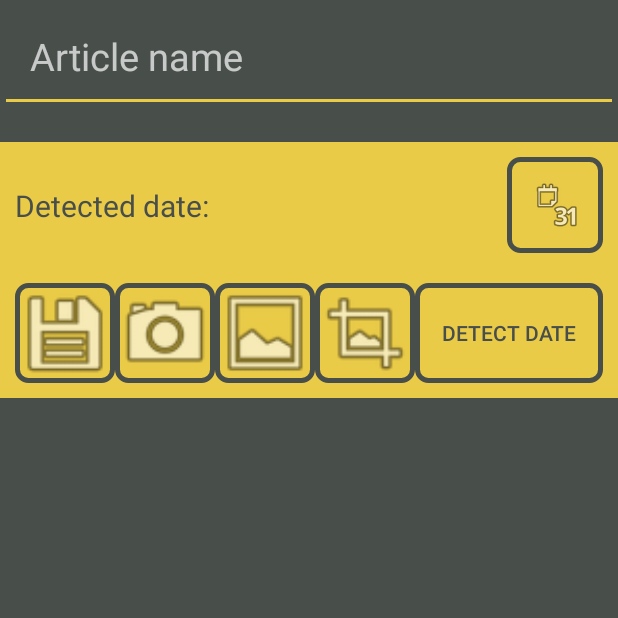
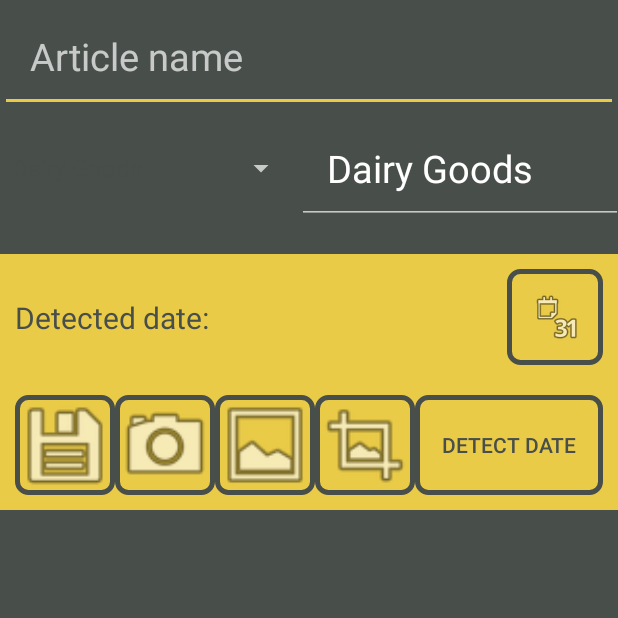
Before and after one commit to NikolaOgnjenovic/XPDate, an Android app: the AddArticle screen opened directly, with no data from a screen before it, on a phone screen of 412 x 824 dp, the top half of it. Run offline under Robolectric (Android 15) with nearby library versions, the phone set to English and light mode, and no system bars; libraries missing offline, so code that uses them is left out: com.google.android.gms, com.joestelmach.natty, com.theartofdev.edmodo; plain views replace CropImageView; 1 statement that could not run was skipped.

Commit message:
Working application without UI changes and without sorting articles by categories in the category list activity

```diff
--- a/app/src/main/java/com/mrmi/groceryhelper/AddArticle.java
+++ b/app/src/main/java/com/mrmi/groceryhelper/AddArticle.java
@@ -10,6 +10,7 @@ import android.Manifest;
 import android.annotation.SuppressLint;
 import android.app.DatePickerDialog;
 import android.content.Intent;
+import android.content.SharedPreferences;
 import android.content.pm.PackageManager;
 import android.graphics.Bitmap;
 import android.net.Uri;
@@ -17,21 +18,30 @@ import android.os.Bundle;
 import android.os.Environment;
 import android.provider.MediaStore;
 import android.util.SparseArray;
+import android.view.View;
+import android.widget.AdapterView;
+import android.widget.ArrayAdapter;
 import android.widget.Button;
 import android.widget.EditText;
 import android.widget.ImageButton;
+import android.widget.Spinner;
 import android.widget.TextView;
 import android.widget.Toast;
 
 import com.google.android.gms.vision.Frame;
 import com.google.android.gms.vision.text.TextBlock;
 import com.google.android.gms.vision.text.TextRecognizer;
+import com.google.gson.Gson;
+import com.google.gson.reflect.TypeToken;
 import com.joestelmach.natty.Parser;
 import com.theartofdev.edmodo.cropper.CropImageView;
 
 import java.io.File;
 import java.io.IOException;
+import java.lang.reflect.Type;
 import java.text.SimpleDateFormat;
+import java.util.ArrayList;
+import java.util.Arrays;
 import java.util.Calendar;
 import java.util.Date;
 import java.util.List;
@@ -44,7 +54,7 @@ public class AddArticle extends AppCompatActivity {
     private static final int IMAGE_PICK_GALLERY_CODE = 1000;
     private static final int IMAGE_PICK_CAMERA_CODE = 1001;
 
-    private String[] cameraPermission, storagePermission; //Required permissions
+    private String[] cameraPermission, storagePermission;
 
     private CropImageView cropImageView;
     private TextView detectedDateTextView;
@@ -57,28 +67,88 @@ public class AddArticle extends AppCompatActivity {
 
     private Uri finalUri;
 
+    private EditText articleName, articleCategory;
+    private Button detectButton;
+    private ImageButton cameraButton, galleryButton, pickDateButton, cropButton, saveArticleButton;
+
+    private Spinner articleCategorySpinner;
+
+    private ArrayList<String> userCategoryList; //List of categories which the user has manually made
+
+    private SharedPreferences sharedPreferences;
+
     @Override
     protected void onCreate(Bundle savedInstanceState) {
         super.onCreate(savedInstanceState);
         setContentView(R.layout.activity_add_article);
 
-        //Reference the required buttons, text views, edit texts and permissions
-        ImageButton cameraButton = findViewById(R.id.cameraButton), galleryButton = findViewById(R.id.galleryButton), pickDateButton = findViewById(R.id.pickDateButton), cropButton = findViewById(R.id.cropButton), saveArticleButton = findViewById(R.id.saveButton);
-        Button detectButton = findViewById(R.id.detectButton);
+        Settings.loadLocale(this);
 
+        initialiseViews();
+        initialiseObjects();
+        initialiseListeners();
+    }
+
+    //Launch main activity on back pressed
+    @Override
+    public void onBackPressed() {
+        startActivity(new Intent(this, MainActivity.class));
+    }
+
+    private void initialiseViews() {
+        detectButton = findViewById(R.id.detectButton);
         detectedDateTextView = findViewById(R.id.detectedDateTextView);
         cropImageView = findViewById(R.id.cropImageView);
+        cameraButton = findViewById(R.id.cameraButton);
+        galleryButton = findViewById(R.id.galleryButton);
+        pickDateButton = findViewById(R.id.pickDateButton);
+        cropButton = findViewById(R.id.cropButton);
+        saveArticleButton = findViewById(R.id.saveButton);
+        articleName = findViewById(R.id.articleNameEditText);
+        articleCategory = findViewById(R.id.articleCategoryEditText);
+        articleCategorySpinner = findViewById(R.id.articleCategorySpinner);
+    }
 
+    private void initialiseObjects() {
         cameraPermission = new String[]{Manifest.permission.CAMERA};
         storagePermission = new String[]{Manifest.permission.READ_EXTERNAL_STORAGE, Manifest.permission.WRITE_EXTERNAL_STORAGE};
-
-        final EditText articleName = findViewById(R.id.articleNameEditText);
-
         articleListClass = new ArticleList(this);
 
         //Get the date pattern
         datePattern = articleListClass.getDatePattern();
 
+        sharedPreferences = this.getSharedPreferences("Shared preferences", MODE_PRIVATE);
+
+        List<String> allCategories = Arrays.asList(this.getResources().getStringArray(R.array.default_categories));
+        loadCategoryList();
+        allCategories.addAll(userCategoryList);
+
+        ArrayAdapter<String> adapter = new ArrayAdapter<>(this, android.R.layout.simple_spinner_item, allCategories);
+        adapter.setDropDownViewResource(android.R.layout.simple_spinner_dropdown_item);
+        articleCategorySpinner.setAdapter(adapter);
+        articleCategorySpinner.setOnItemSelectedListener(new AdapterView.OnItemSelectedListener() {
+            @Override
+            public void onItemSelected(AdapterView<?> parentView, View selectedItemView, int position, long id) {
+                articleCategory.setText(parentView.getItemAtPosition(position).toString());
+            }
+
+            @Override
+            public void onNothingSelected(AdapterView<?> parentView) { }
+        });
+    }
+
+    private void loadCategoryList() {
+        Gson gson = new Gson();
+        String json = sharedPreferences.getString("Categories", null);
+        Type type = new TypeToken<ArrayList<String>>() {}.getType();
+        userCategoryList = gson.fromJson(json, type);
+
+        if (userCategoryList == null) {
+            userCategoryList = new ArrayList<>();
+        }
+    }
+
+    private void initialiseListeners() {
         //Capture the image using the camera
         cameraButton.setOnClickListener(v -> {
             if (!hasCameraPermission()) {
@@ -113,26 +183,22 @@ public class AddArticle extends AppCompatActivity {
         //Add an article to the articles ArrayList
         saveArticleButton.setOnClickListener(v -> {
             if (detectedDateTextView.getText().toString().equals("Detected date: ")) {
-                Toast.makeText(AddArticle.this, "Please input the article's expiration date", Toast.LENGTH_LONG).show();
+                Toast.makeText(this, "Please input the article's expiration date", Toast.LENGTH_LONG).show();
             } else if (articleName.getText().toString().equals("")) {
-                Toast.makeText(AddArticle.this, "Please input the article's name", Toast.LENGTH_LONG).show();
+                Toast.makeText(this, "Please input the article's name", Toast.LENGTH_LONG).show();
+            } else if (articleCategory.getText().toString().equals("")) {
+                Toast.makeText(this, "Please input the article's category", Toast.LENGTH_LONG).show();
             } else {
                 try {
-                    articleListClass.addArticleToList(new Article(articleName.getText().toString(), detectedDateTextView.getText().toString().substring(15)));
+                    articleListClass.addArticleToList(new Article(articleName.getText().toString(), detectedDateTextView.getText().toString().substring(15), articleCategory.getText().toString()));
 
                     //Go back to the main activity after adding the article
-                    startActivity(new Intent(AddArticle.this, MainActivity.class));
+                    startActivity(new Intent(this, MainActivity.class));
                 } catch (Exception e) {
                     e.printStackTrace();
                 }
             }
         });
-    }
-
-    //Launch main activity on back pressed
-    @Override
-    public void onBackPressed() {
-        startActivity(new Intent(AddArticle.this, MainActivity.class));
     }
 
     private boolean hasStoragePermission() {
@@ -248,7 +314,7 @@ public class AddArticle extends AppCompatActivity {
 
         //Because int months are indexed starting at 0 (January is 0)
         //Add zeroes if necessary to month and day values so the function DetectDateTextFromString() works properly
-        DatePickerDialog dpd = new DatePickerDialog(AddArticle.this, (view, year, month, day) -> {
+        DatePickerDialog dpd = new DatePickerDialog(this, (view, year, month, day) -> {
             month++; //Because int months are indexed starting at 0 (January is 0)
 
             //Add zeroes if necessary to month and day values so the function DetectDateTextFromString() works properly
@@ -336,7 +402,7 @@ public class AddArticle extends AppCompatActivity {
             }
             finalDetectedDate = sdf.format(expirationDate);
 
-            String detectedDateText = getResources().getString(R.string.detectedDate) + " " + finalDetectedDate;
+            String detectedDateText = getResources().getString(R.string.detected_date) + " " + finalDetectedDate;
             detectedDateTextView.setText(detectedDateText);
         } catch (Exception e) {
             e.printStackTrace();
--- a/app/src/main/java/com/mrmi/groceryhelper/ExpandableListViewAdapter.java
+++ b/app/src/main/java/com/mrmi/groceryhelper/ExpandableListViewAdapter.java
@@ -8,7 +8,6 @@ import android.view.View;
 import android.view.ViewGroup;
 import android.widget.BaseExpandableListAdapter;
 import android.widget.TextView;
-
 import java.util.HashMap;
 import java.util.List;
 import java.util.Objects;
@@ -86,7 +85,7 @@ public class ExpandableListViewAdapter extends BaseExpandableListAdapter {
             convertView = layoutInflater.inflate(R.layout.list_row_group, null);
         }
 
-        TextView textViewGroup = convertView.findViewById(R.id.textViewGroup);
+        TextView textViewGroup = convertView.findViewById(R.id.categoryGroupTextView);
         textViewGroup.setTypeface(null, Typeface.BOLD);
         textViewGroup.setText(headerTitle);
 
--- a/app/src/main/java/com/mrmi/groceryhelper/MainActivity.java
+++ b/app/src/main/java/com/mrmi/groceryhelper/MainActivity.java
@@ -24,6 +24,8 @@ public class MainActivity extends AppCompatActivity {
     protected void onCreate(Bundle savedInstanceState) {
         super.onCreate(savedInstanceState);
         setContentView(R.layout.activity_main);
+
+        Settings.loadLocale(this);
 
         initialiseViews();
         initialiseObjects();
--- a/app/src/main/java/com/mrmi/groceryhelper/Settings.java
+++ b/app/src/main/java/com/mrmi/groceryhelper/Settings.java
@@ -3,23 +3,29 @@ package com.mrmi.groceryhelper;
 import androidx.appcompat.app.AppCompatActivity;
 import androidx.appcompat.widget.SwitchCompat;
 
+import android.app.AlertDialog;
 import android.app.TimePickerDialog;
+import android.content.Context;
+import android.content.DialogInterface;
+import android.content.Intent;
 import android.content.SharedPreferences;
+import android.content.res.Configuration;
 import android.os.Bundle;
 import android.widget.Button;
 import android.widget.TextView;
 
 import static android.app.AlertDialog.THEME_HOLO_DARK;
 
+import java.util.Locale;
+
 public class Settings extends AppCompatActivity {
 
     private ArticleList articleListClass;
     private SharedPreferences sharedPreferences;
-    private Button datePatternButton;
+    private Button datePatternButton, notificationTimePicker, changeLanguageButton;
     private String datePattern;
     private TimePickerDialog timePicker;
     private SwitchCompat dailyNotificationSwitch;
-    private Button notificationTimePicker;
     private TextView notificationTimeTextView;
 
     @Override
@@ -33,12 +39,12 @@ public class Settings extends AppCompatActivity {
 
         displaySelectedDatePattern();
         displayNotificationTime();
+    }
 
-        //Enable and disable daily notifications using the switch
-        dailyNotificationSwitch.setChecked(sharedPreferences.getBoolean("SendingDailyNotifications", true));
-        if (dailyNotificationSwitch.isChecked()) {
-            enableNotifications();
-        }
+    //Launch main activity on back pressed
+    @Override
+    public void onBackPressed() {
+        startActivity(new Intent(this, MainActivity.class));
     }
 
     private void initialiseViews() {
@@ -46,11 +52,18 @@ public class Settings extends AppCompatActivity {
         dailyNotificationSwitch = findViewById(R.id.dailyNotificationSwitch);
         notificationTimePicker = findViewById(R.id.setNotificationTime);
         notificationTimeTextView = findViewById(R.id.notificationTimeText);
+        changeLanguageButton = findViewById(R.id.changeLanguageButton);
     }
 
     private void initialiseObjects() {
         articleListClass = new ArticleList(this);
         sharedPreferences = getSharedPreferences("Shared preferences", MODE_PRIVATE);
+
+        //Enable and disable daily notifications using the switch
+        dailyNotificationSwitch.setChecked(sharedPreferences.getBoolean("SendingDailyNotifications", true));
+        if (dailyNotificationSwitch.isChecked()) {
+            enableNotifications();
+        }
     }
 
     private void initialiseListeners() {
@@ -84,6 +97,10 @@ public class Settings extends AppCompatActivity {
                         }
                     }, hour, minutes, true);
             timePicker.show();
+        });
+
+        changeLanguageButton.setOnClickListener(v -> {
+            showChangeLanguageDialog();
         });
     }
 
@@ -135,4 +152,47 @@ public class Settings extends AppCompatActivity {
     private int getNotificationMinute() {
         return sharedPreferences.getInt("notificationMinute", 0);
     }
+
+    private void showChangeLanguageDialog() {
+        final String[] languages = {"English", "Српски", "Srpski"};
+        AlertDialog.Builder alertDialogBuilder = new AlertDialog.Builder(this);
+        alertDialogBuilder.setTitle("Choose language");
+        alertDialogBuilder.setSingleChoiceItems(languages, -1, (dialogInterface, i) -> {
+            switch (i) {
+                case 0:
+                    setLocale(this, "en");
+                    recreate();
+                    break;
+                case 1:
+                    setLocale(this, "sr");
+                    recreate();
+                    break;
+                case 2:
+                    setLocale(this, "hr");
+                    recreate();
+                    break;
+            }
+
+            //Dismiss the alert dialog when the user selects a language
+            dialogInterface.dismiss();
+        });
+
+        AlertDialog alertDialog = alertDialogBuilder.create();
+        alertDialog.show();
+    }
+
+    public static void setLocale(Context context, String selectedLocale) {
+        Locale locale = new Locale(selectedLocale);
+        Locale.setDefault(locale);
+        Configuration config = new Configuration();
+        config.locale = locale;
+        context.getResources().updateConfiguration(config, context.getResources().getDisplayMetrics());
+        context.getSharedPreferences("Shared preferences", MODE_PRIVATE).edit().putString("Selected_locale", selectedLocale).apply();
+    }
+
+    public static void loadLocale(Context context) {
+        SharedPreferences sharedPrefs = context.getSharedPreferences("Shared preferences", MODE_PRIVATE);
+        String locale = sharedPrefs.getString("Selected_locale", "sr");
+        Settings.setLocale(context, locale);
+    }
 }
--- a/app/src/main/res/layout/activity_add_article.xml
+++ b/app/src/main/res/layout/activity_add_article.xml
@@ -1,5 +1,6 @@
 <?xml version="1.0" encoding="utf-8"?>
-<LinearLayout xmlns:android="http://schemas.android.com/apk/res/android"
+<LinearLayout
+    xmlns:android="http://schemas.android.com/apk/res/android"
     xmlns:app="http://schemas.android.com/apk/res-auto"
     xmlns:tools="http://schemas.android.com/tools"
     android:layout_width="match_parent"
@@ -12,10 +13,39 @@
         android:id="@+id/articleNameEditText"
         android:layout_width="match_parent"
         android:layout_height="wrap_content"
-        android:autofillHints="@string/articleName"
-        android:hint="@string/articleName"
+        android:autofillHints="@string/article_name"
+        android:hint="@string/article_name"
         android:inputType="textPersonName"
         android:textSize="25sp" />
+
+    <androidx.constraintlayout.widget.ConstraintLayout
+        android:layout_width="match_parent"
+        android:layout_height="wrap_content"
+        android:orientation="horizontal">
+
+        <Spinner
+            android:id="@+id/articleCategorySpinner"
+            android:layout_width="wrap_content"
+            android:layout_height="wrap_content"
+            app:layout_constraintBottom_toBottomOf="parent"
+            app:layout_constraintStart_toStartOf="parent"
+            app:layout_constraintTop_toTopOf="parent" />
+
+        <EditText
+            android:id="@+id/articleCategoryEditText"
+            android:layout_width="wrap_content"
+            android:layout_height="wrap_content"
+            android:autofillHints="@string/article_category"
+            android:hint="@string/article_category"
+            android:inputType="textPersonName"
+            android:padding="20dp"
+            android:textSize="25sp"
+            app:layout_constraintBottom_toBottomOf="parent"
+            app:layout_constraintStart_toEndOf="@+id/articleCategorySpinner"
+            app:layout_constraintTop_toTopOf="parent" />
+
+    </androidx.constraintlayout.widget.ConstraintLayout>
+
 
     <androidx.constraintlayout.widget.ConstraintLayout
         android:padding="10dp"
@@ -30,7 +60,7 @@
             android:layout_width="wrap_content"
             android:layout_height="match_parent"
             android:textColor="@color/colorPrimary"
-            android:text="@string/detectedDate"
+            android:text="@string/detected_date"
             android:textSize="20sp"
             app:layout_constraintBottom_toBottomOf="parent"
             app:layout_constraintStart_toStartOf="parent"
@@ -42,7 +72,7 @@
             android:layout_width="64dp"
             android:layout_height="64dp"
             android:background="@drawable/transparent_background_bordered_button"
-            android:contentDescription="@string/pickDate"
+            android:contentDescription="@string/pick_date"
             android:gravity="end"
             android:src="@android:drawable/ic_menu_month"
             app:layout_constraintBottom_toBottomOf="parent"
@@ -68,7 +98,7 @@
             android:adjustViewBounds="true"
             android:background="@drawable/transparent_background_bordered_button"
 
-            android:contentDescription="@string/saveArticle"
+            android:contentDescription="@string/save_article"
             android:scaleType="fitCenter"
             android:src="@android:drawable/ic_menu_save" />
 
@@ -116,7 +146,7 @@
             android:layout_width="wrap_content"
             android:layout_height="match_parent"
             android:layout_weight="1"
-            android:text="@string/detectDate"
+            android:text="@string/detect_date"
             android:background="@drawable/transparent_background_bordered_button"
             android:textColor="@color/colorPrimary"/>
     </LinearLayout>
--- a/app/src/main/res/layout/activity_all_articles.xml
+++ b/app/src/main/res/layout/activity_all_articles.xml
@@ -13,4 +13,5 @@
         android:id="@+id/ArticleRecyclerView"
         android:layout_width="match_parent"
         android:layout_height="match_parent" />
+
 </LinearLayout>
--- a/app/src/main/res/layout/article_row.xml
+++ b/app/src/main/res/layout/article_row.xml
@@ -10,6 +10,7 @@
     android:layout_marginTop="10dp">
 
     <LinearLayout
+        android:id="@+id/linearLayout"
         android:layout_width="match_parent"
         android:layout_height="match_parent"
         android:orientation="horizontal"
@@ -46,7 +47,7 @@
             android:layout_weight="0.15"
             android:layout_width="0dp"
             android:layout_height="match_parent"
-            android:contentDescription="@string/deleteArticle"
+            android:contentDescription="@string/delete_article"
             android:background="@null"
             android:scaleType="fitCenter"
             android:layout_gravity="end"
--- a/app/src/main/res/layout/list_row_group.xml
+++ b/app/src/main/res/layout/list_row_group.xml
@@ -5,12 +5,11 @@
     android:orientation="horizontal"
     android:padding="8dp">
     <TextView
-        android:id="@+id/textViewGroup"
+        android:id="@+id/categoryGroupTextView"
         android:layout_width="fill_parent"
         android:layout_height="wrap_content"
         android:paddingTop="8dp"
         android:paddingBottom="8dp"
         android:textColor="@color/colorAccent"
-        android:paddingLeft="?android:attr/expandableListPreferredItemPaddingLeft"
-        android:textSize="17dp" />
+        android:textSize="17sp" />
 </LinearLayout>
--- a/app/src/main/res/values/strings.xml
+++ b/app/src/main/res/values/strings.xml
@@ -1,24 +1,47 @@
 <resources>
-    <string name="app_name">Rok trajanja</string>
-    <string name="expiringSoon">Expiring soon:</string>
-    <string name="setNotificationTime">Set notification time</string>
-    <string name="addArticle">Add article</string>
-    <string name="articleList">Article list</string>
-    <string name="sendDailyNotifications">Send daily notifications</string>
-    <string name="deleteArticle">Delete article</string>
-    <string name="pickDate">Pick date</string>
-    <string name="articleName">Article name</string>
-    <string name="saveArticle">Save</string>
-    <string name="detectDate">Detect date</string>
+    <string name="app_name">Expiration Date</string>
+    <string name="set_notification_time">Set notification sending time</string>
+    <string name="add_article">Add article</string>
+    <string name="article_list">Article list</string>
+    <string name="send_daily_notifications">Send daily notifications</string>
+    <string name="delete_article">Delete article</string>
+    <string name="pick_date">Pick date</string>
+    <string name="article_name">Article name</string>
+    <string name="save_article">Save</string>
+    <string name="detect_date">Detect date</string>
     <string name="camera">Camera</string>
     <string name="gallery">Gallery</string>
     <string name="crop">Crop image</string>
-    <string name="detectedDate">Detected date:</string>
+    <string name="detected_date">Detected date:</string>
     <string name="settings">Settings</string>
-
+    <string name="change_language">Change language</string>
     <string name="already_expired">Already expired</string>
     <string name="expiration_less_than_7_days">Expiring soon: &lt;7 days left</string>
     <string name="expiration_less_than_14_days">Expiring later: &lt;14 days left</string>
     <string name="expiration_less_than_30_days">Good products: &lt;30 days left</string>
     <string name="expiration_more_than_30_days">Great products: &gt;30 days left</string>
+    <string name="article_category">Article category</string>
+
+    <string-array name="default_categories">
+        <item>Dairy Goods</item>
+        <item>Vegetables</item>
+        <item>Fruits</item>
+        <item>Meat</item>
+        <item>Fish</item>
+        <item>Groats</item>
+        <item>Frozen Goods</item>
+        <item>Spices</item>
+        <item>Bread</item>
+        <item>Confectionery</item>
+        <item>Coffee and tea</item>
+        <item>Sauces</item>
+        <item>Noodles and pasta</item>
+        <item>Pet food</item>
+        <item>Canned goods</item>
+        <item>Child care goods</item>
+        <item>Household products</item>
+        <item>Candy</item>
+        <item>Medicine</item>
+        <item>Other</item>
+    </string-array>
 </resources>
--- a/build.gradle
+++ b/build.gradle
@@ -5,7 +5,7 @@ buildscript {
         jcenter()
     }
     dependencies {
-        classpath 'com.android.tools.build:gradle:7.0.3'
+        classpath 'com.android.tools.build:gradle:7.0.4'
         classpath 'com.google.gms:google-services:4.3.4'
         // NOTE: Do not place your application dependencies here; they belong
         // in the individual module build.gradle files
```
Also changed, not shown: app/build.gradle (+7 -9 lines), app/src/main/AndroidManifest.xml (+3 -6 lines), app/src/main/java/com/mrmi/groceryhelper/AllArticles.java (+4 -4 lines), app/src/main/java/com/mrmi/groceryhelper/Article.java (+11 -4 lines), app/src/main/res/layout/activity_main.xml (+3 -28 lines), app/src/main/res/layout/activity_settings.xml (+9 -3 lines), 2 other files.
